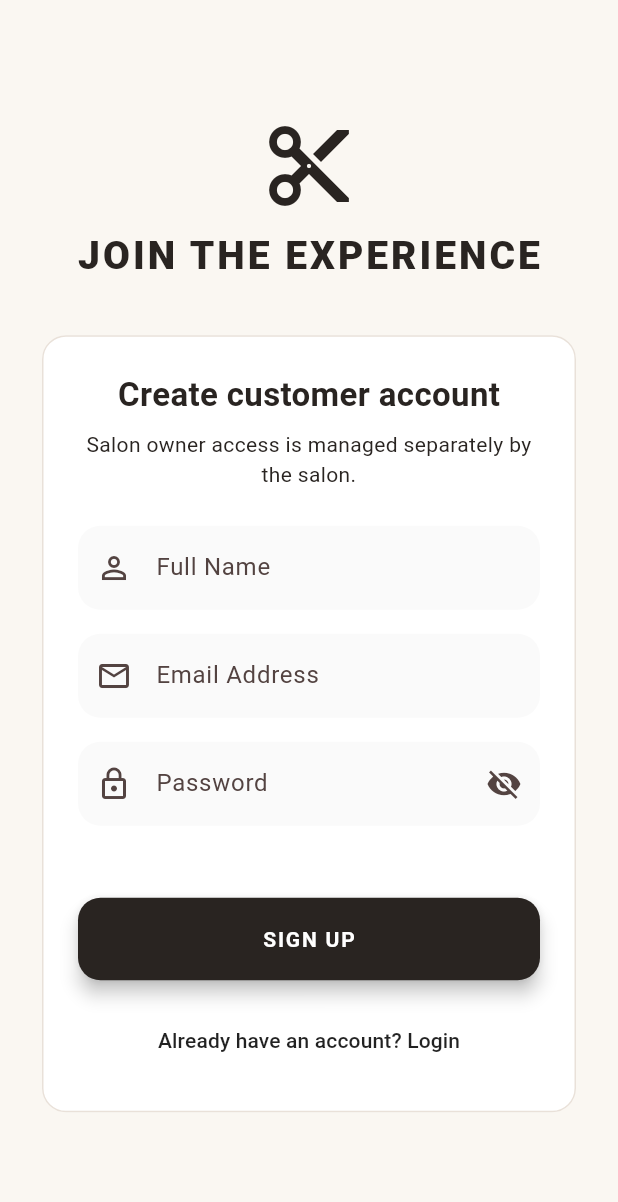
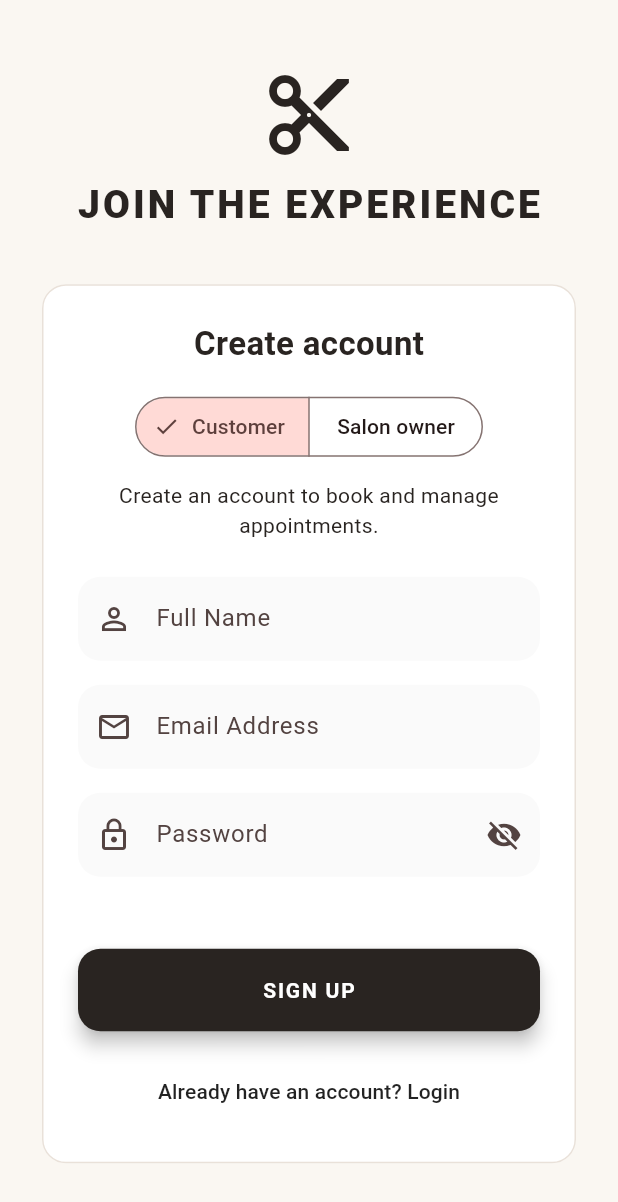
Before and after one commit to sumitsagar1504/Salon_app, a Flutter app: the SignupScreen screen opened directly, on a phone screen of 412 x 824 dp. Shown: the top 1202 px of the screen. Run offline on Flutter 3.47's test engine with Material 3 defaults, Android fonts, the phone set to English and light mode, and no system bars; our stand-ins replace cloud_firestore, firebase_auth, firebase_core; accounts and stored records are empty.

Commit message:
Ask for role during signup

```diff
--- a/lib/screens/auth/signup_screen.dart
+++ b/lib/screens/auth/signup_screen.dart
@@ -1,5 +1,7 @@
 import 'package:flutter/material.dart';
 import '../../services/auth_service.dart';
+
+enum _SignupRole { customer, owner }
 
 class SignupScreen extends StatefulWidget {
   const SignupScreen({super.key});
@@ -15,8 +17,10 @@ class _SignupScreenState extends State<SignupScreen> {
   final TextEditingController _passwordController = TextEditingController();
   bool _isLoading = false;
   bool _obscurePassword = true;
+  _SignupRole _selectedRole = _SignupRole.customer;
 
   void _signup() async {
+    if (_selectedRole != _SignupRole.customer || _isLoading) return;
     if (!_formKey.currentState!.validate()) return;
 
     setState(() {
@@ -92,14 +96,28 @@ class _SignupScreenState extends State<SignupScreen> {
                           mainAxisSize: MainAxisSize.min,
                           children: [
                             const Text(
-                              'Create customer account',
+                              'Create account',
                               style: TextStyle(fontSize: 22, fontWeight: FontWeight.bold),
                             ),
-                            const SizedBox(height: 8),
-                            const Text(
-                              'Salon owner access is managed separately by the salon.',
+                            const SizedBox(height: 16),
+                            SegmentedButton<_SignupRole>(
+                              segments: const [
+                                ButtonSegment(value: _SignupRole.customer, label: Text('Customer')),
+                                ButtonSegment(value: _SignupRole.owner, label: Text('Salon owner')),
+                              ],
+                              selected: {_selectedRole},
+                              onSelectionChanged: _isLoading ? null : (selection) {
+                                setState(() => _selectedRole = selection.first);
+                              },
+                            ),
+                            const SizedBox(height: 12),
+                            Text(
+                              _selectedRole == _SignupRole.customer
+                                  ? 'Create an account to book and manage appointments.'
+                                  : 'Owner accounts are set up privately by the salon.',
                               textAlign: TextAlign.center,
                             ),
+                            if (_selectedRole == _SignupRole.customer) ...[
                             const SizedBox(height: 24),
                             TextFormField(
                               controller: _nameController,
@@ -161,6 +179,20 @@ class _SignupScreenState extends State<SignupScreen> {
                               onPressed: () => Navigator.of(context).pop(),
                               child: const Text('Already have an account? Login', style: TextStyle(color: Colors.black87)),
                             ),
+                            ] else ...[
+                              const SizedBox(height: 24),
+                              const Icon(Icons.verified_user_outlined, size: 38),
+                              const SizedBox(height: 12),
+                              const Text(
+                                'If you already have an owner account, sign in with its email and password.',
+                                textAlign: TextAlign.center,
+                              ),
+                              const SizedBox(height: 24),
+                              FilledButton(
+                                onPressed: () => Navigator.of(context).pop(true),
+                                child: const Text('Sign in as salon owner'),
+                              ),
+                            ],
                           ],
                         ),
                       ),
```
Also changed, not shown: lib/screens/auth/login_screen.dart (+5 -2 lines), 1 other file.
